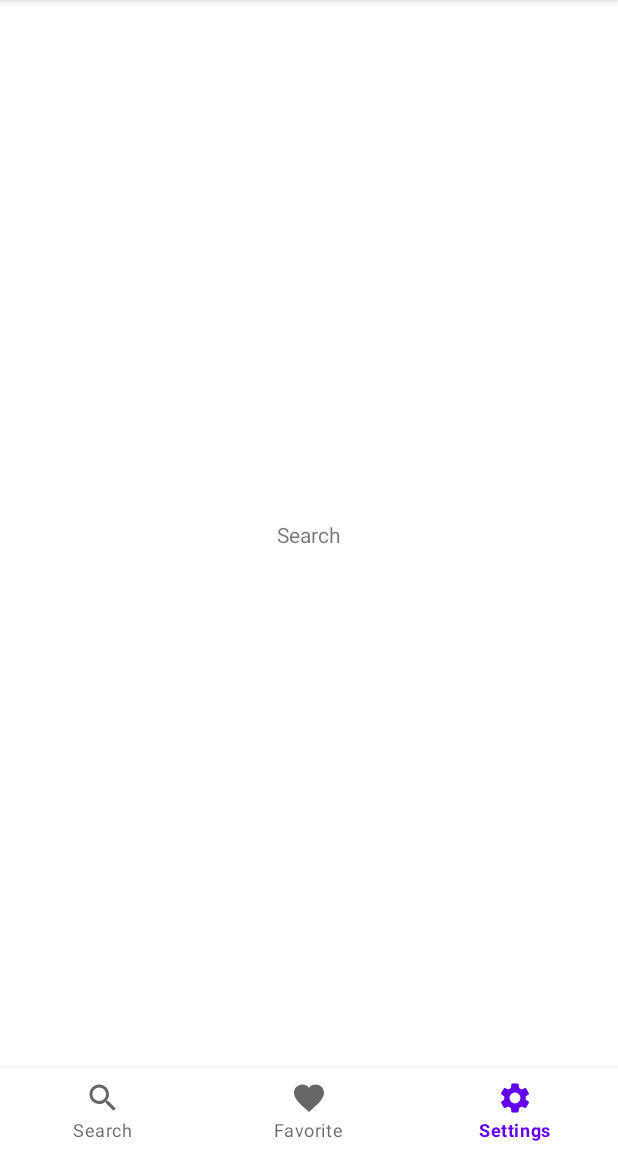
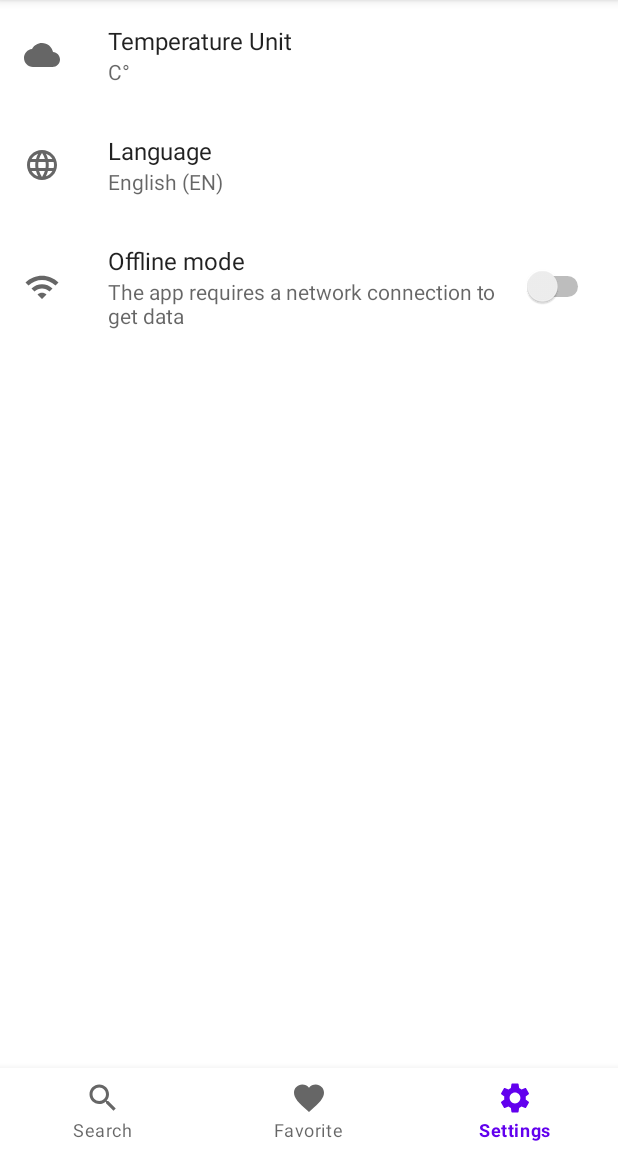
Before and after one commit to tarcisiocipriano/android-my-weather, an Android app: the screen it shows after launch (MainActivity), item 3 of the bottom bar chosen, on a phone screen of 412 x 824 dp, the part 84-1236 px from its top. Run offline under Robolectric (Android 15) with nearby library versions, the phone set to English and light mode, and no system bars; our stand-ins replace androidx.preference.

```diff
--- a/app/build.gradle
+++ b/app/build.gradle
@@ -37,11 +37,13 @@ android {
 
 dependencies {
 
+    def preference_version = "1.1.1"
     implementation "org.jetbrains.kotlin:kotlin-stdlib:$kotlin_version"
     implementation 'androidx.core:core-ktx:1.3.2'
     implementation 'androidx.appcompat:appcompat:1.2.0'
     implementation 'com.google.android.material:material:1.3.0'
     implementation 'androidx.constraintlayout:constraintlayout:2.0.4'
+    implementation "androidx.preference:preference-ktx:$preference_version"
     testImplementation 'junit:junit:4.+'
     androidTestImplementation 'androidx.test.ext:junit:1.1.2'
     androidTestImplementation 'androidx.test.espresso:espresso-core:3.3.0'
--- a/app/src/main/java/com/example/my_weather/ui/main/MainActivity.kt
+++ b/app/src/main/java/com/example/my_weather/ui/main/MainActivity.kt
@@ -7,6 +7,7 @@ import com.example.my_weather.R
 import com.example.my_weather.databinding.ActivityMainBinding
 import com.example.my_weather.ui.main.favorite.FavoriteFragment
 import com.example.my_weather.ui.main.search.SearchFragment
+import com.example.my_weather.ui.main.settings.SettingsFragment
 
 class MainActivity : AppCompatActivity() {
 
@@ -14,7 +15,7 @@ class MainActivity : AppCompatActivity() {
 
     private val searchFragment = SearchFragment()
     private val favoriteFragment = FavoriteFragment()
-    private val settingsFragment = SearchFragment()
+    private val settingsFragment = SettingsFragment()
 
     override fun onCreate(savedInstanceState: Bundle?) {
         super.onCreate(savedInstanceState)
@@ -37,8 +38,9 @@ class MainActivity : AppCompatActivity() {
 
     private fun setFragment(fragment: Fragment) {
         supportFragmentManager
-                .beginTransaction()
-                .replace(binding.containerView.id, fragment)
-                .commit()
+            .beginTransaction()
+            .replace(binding.containerView.id, fragment)
+            .addToBackStack(null)
+            .commit()
     }
 }
--- /dev/null
+++ b/app/src/main/java/com/example/my_weather/ui/main/settings/SettingsFragment.kt
@@ -0,0 +1,13 @@
+package com.example.my_weather.ui.main.settings
+
+import android.os.Bundle
+import androidx.preference.PreferenceFragmentCompat
+import com.example.my_weather.R
+
+class SettingsFragment: PreferenceFragmentCompat() {
+
+    override fun onCreatePreferences(savedInstanceState: Bundle?, rootKey: String?) {
+        addPreferencesFromResource(R.xml.pref_screen)
+    }
+
+}
--- /dev/null
+++ b/app/src/main/res/drawable/ic_cloud.xml
@@ -0,0 +1,10 @@
+<vector xmlns:android="http://schemas.android.com/apk/res/android"
+    android:width="24dp"
+    android:height="24dp"
+    android:viewportWidth="24"
+    android:viewportHeight="24"
+    android:tint="?attr/colorControlNormal">
+  <path
+      android:fillColor="@android:color/white"
+      android:pathData="M19.35,10.04C18.67,6.59 15.64,4 12,4 9.11,4 6.6,5.64 5.35,8.04 2.34,8.36 0,10.91 0,14c0,3.31 2.69,6 6,6h13c2.76,0 5,-2.24 5,-5 0,-2.64 -2.05,-4.78 -4.65,-4.96z"/>
+</vector>
--- /dev/null
+++ b/app/src/main/res/drawable/ic_language.xml
@@ -0,0 +1,10 @@
+<vector xmlns:android="http://schemas.android.com/apk/res/android"
+    android:width="24dp"
+    android:height="24dp"
+    android:viewportWidth="24"
+    android:viewportHeight="24"
+    android:tint="?attr/colorControlNormal">
+  <path
+      android:fillColor="@android:color/white"
+      android:pathData="M11.99,2C6.47,2 2,6.48 2,12s4.47,10 9.99,10C17.52,22 22,17.52 22,12S17.52,2 11.99,2zM18.92,8h-2.95c-0.32,-1.25 -0.78,-2.45 -1.38,-3.56 1.84,0.63 3.37,1.91 4.33,3.56zM12,4.04c0.83,1.2 1.48,2.53 1.91,3.96h-3.82c0.43,-1.43 1.08,-2.76 1.91,-3.96zM4.26,14C4.1,13.36 4,12.69 4,12s0.1,-1.36 0.26,-2h3.38c-0.08,0.66 -0.14,1.32 -0.14,2 0,0.68 0.06,1.34 0.14,2L4.26,14zM5.08,16h2.95c0.32,1.25 0.78,2.45 1.38,3.56 -1.84,-0.63 -3.37,-1.9 -4.33,-3.56zM8.03,8L5.08,8c0.96,-1.66 2.49,-2.93 4.33,-3.56C8.81,5.55 8.35,6.75 8.03,8zM12,19.96c-0.83,-1.2 -1.48,-2.53 -1.91,-3.96h3.82c-0.43,1.43 -1.08,2.76 -1.91,3.96zM14.34,14L9.66,14c-0.09,-0.66 -0.16,-1.32 -0.16,-2 0,-0.68 0.07,-1.35 0.16,-2h4.68c0.09,0.65 0.16,1.32 0.16,2 0,0.68 -0.07,1.34 -0.16,2zM14.59,19.56c0.6,-1.11 1.06,-2.31 1.38,-3.56h2.95c-0.96,1.65 -2.49,2.93 -4.33,3.56zM16.36,14c0.08,-0.66 0.14,-1.32 0.14,-2 0,-0.68 -0.06,-1.34 -0.14,-2h3.38c0.16,0.64 0.26,1.31 0.26,2s-0.1,1.36 -0.26,2h-3.38z"/>
+</vector>
--- /dev/null
+++ b/app/src/main/res/drawable/ic_wifi.xml
@@ -0,0 +1,10 @@
+<vector xmlns:android="http://schemas.android.com/apk/res/android"
+    android:width="24dp"
+    android:height="24dp"
+    android:viewportWidth="24"
+    android:viewportHeight="24"
+    android:tint="?attr/colorControlNormal">
+  <path
+      android:fillColor="@android:color/white"
+      android:pathData="M1,9l2,2c4.97,-4.97 13.03,-4.97 18,0l2,-2C16.93,2.93 7.08,2.93 1,9zM9,17l3,3 3,-3c-1.65,-1.66 -4.34,-1.66 -6,0zM5,13l2,2c2.76,-2.76 7.24,-2.76 10,0l2,-2C15.14,9.14 8.87,9.14 5,13z"/>
+</vector>
--- /dev/null
+++ b/app/src/main/res/values/arrays.xml
@@ -0,0 +1,22 @@
+<?xml version="1.0" encoding="utf-8"?>
+<resources>
+    <string-array name="temperature_entries">
+        <item>C°</item>
+        <item>F°</item>
+    </string-array>
+
+    <string-array name="temperature_entry_values">
+        <item>metric</item>
+        <item>imperial</item>
+    </string-array>
+
+    <string-array name="language_entries">
+        <item>English (EN)</item>
+        <item>Portuguese (PT)</item>
+    </string-array>
+
+    <string-array name="language_entry_values">
+        <item>EN</item>
+        <item>PT</item>
+    </string-array>
+</resources>
--- a/app/src/main/res/values/strings.xml
+++ b/app/src/main/res/values/strings.xml
@@ -3,4 +3,15 @@
     <string name="menu_search">Search</string>
     <string name="menu_favorite">Favorite</string>
     <string name="menu_settings">Settings</string>
+
+    <string name="unit_metric" translatable="false">metric</string>
+    <string name="unit_imperial" translatable="false">imperial</string>
+
+    <string name="lang_english" translatable="false">EN</string>
+    <string name="lang_portuguese" translatable="false">PT</string>
+
+    <string name="temp_unit">Temperature Unit</string>
+    <string name="language">Language</string>
+    <string name="offline_mode_on">The app will use the cache data</string>
+    <string name="offline_mode_off">The app requires a network connection to get data</string>
 </resources>
--- /dev/null
+++ b/app/src/main/res/xml/pref_screen.xml
@@ -0,0 +1,30 @@
+<?xml version="1.0" encoding="utf-8"?>
+<PreferenceScreen xmlns:android="http://schemas.android.com/apk/res/android"
+    xmlns:app="http://schemas.android.com/apk/res-auto">
+
+    <ListPreference
+        android:key="key_temp_pref"
+        android:title="@string/temp_unit"
+        android:icon="@drawable/ic_cloud"
+        android:defaultValue="@string/unit_metric"
+        android:entries="@array/temperature_entries"
+        android:entryValues="@array/temperature_entry_values"
+        app:useSimpleSummaryProvider="true" />
+
+    <ListPreference
+        android:key="key_lang_pref"
+        android:title="@string/language"
+        android:icon="@drawable/ic_language"
+        android:defaultValue="@string/lang_english"
+        android:entries="@array/language_entries"
+        android:entryValues="@array/language_entry_values"
+        app:useSimpleSummaryProvider="true" />
+
+    <SwitchPreference
+        android:defaultValue="false"
+        android:icon="@drawable/ic_wifi"
+        android:key="key_offline_mode_key"
+        android:summaryOff="@string/offline_mode_off"
+        android:summaryOn="@string/offline_mode_on"
+        android:title="Offline mode" />
+</PreferenceScreen>
```
